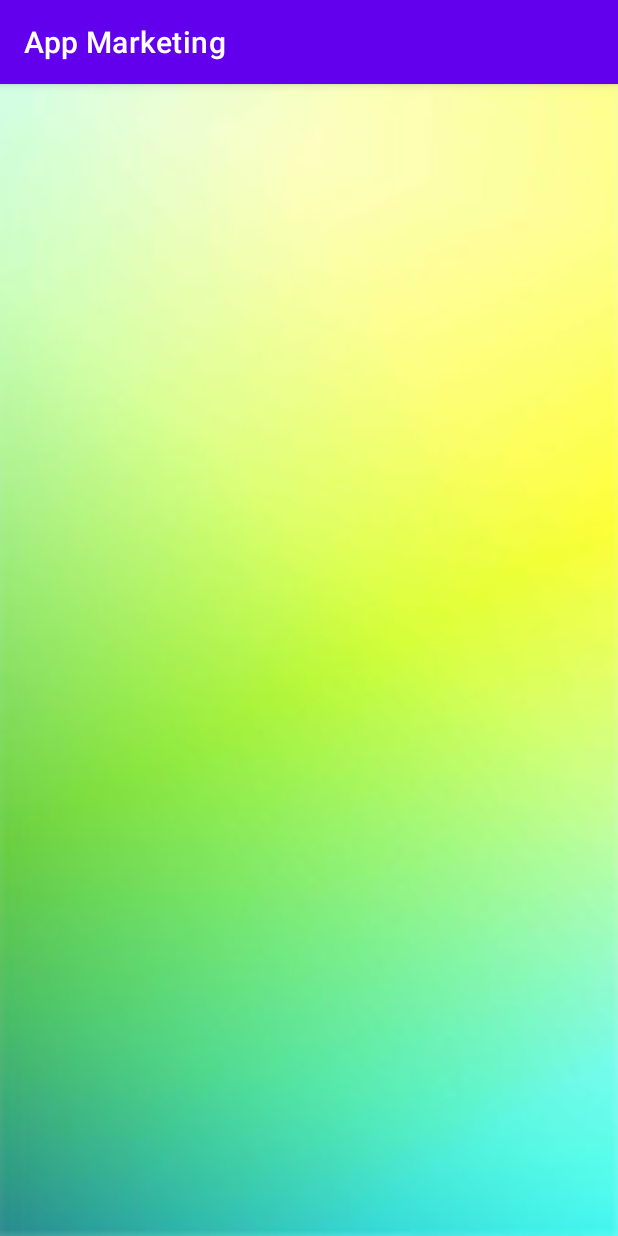
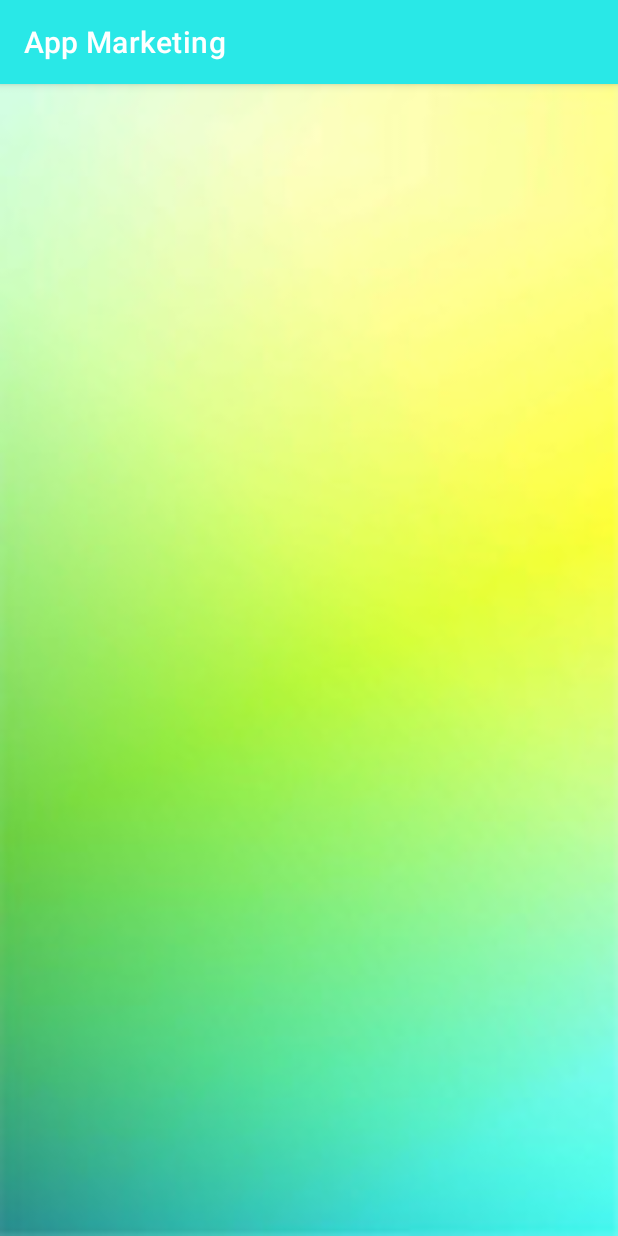
Before and after one commit to bastianNebra/AppMarketing, an Android app: the MainActivity screen opened directly, with no data from a screen before it, on a phone screen of 412 x 824 dp. Run offline under Robolectric (Android 15) with nearby library versions, the phone set to English and light mode, and no system bars.

Commit message:
probe commit

```diff
--- a/app/build.gradle
+++ b/app/build.gradle
@@ -36,6 +36,9 @@ dependencies {
     implementation 'androidx.constraintlayout:constraintlayout:2.1.4'
     implementation 'com.google.firebase:firebase-database:20.1.0'
     implementation 'androidx.cardview:cardview:1.0.0'
+    implementation 'com.google.android.gms:play-services-maps:18.0.2'
+    implementation 'com.google.firebase:firebase-auth:21.1.0'
+    implementation 'com.android.car.ui:car-ui-lib:2.0.0'
     testImplementation 'junit:junit:4.13.2'
     androidTestImplementation 'androidx.test.ext:junit:1.1.3'
     androidTestImplementation 'androidx.test.espresso:espresso-core:3.4.0'
--- a/app/src/main/java/de/stud/hskl/appmarketing/DriveAdapter.java
+++ /dev/null
@@ -1,80 +0,0 @@
-package de.stud.hskl.appmarketing;
-
-import android.content.Context;
-import android.view.LayoutInflater;
-import android.view.View;
-import android.view.ViewGroup;
-import android.widget.ImageView;
-import android.widget.TextView;
-import android.widget.Toast;
-
-import androidx.annotation.NonNull;
-import androidx.recyclerview.widget.RecyclerView;
-
-public class DriveAdapter extends RecyclerView.Adapter<DriveAdapter.ViewHolder> {
-
-    DriveData[] DriveData;
-    Context context;
-
-    public DriveAdapter(DriveData[] DriveData, MainActivity activity){
-        this.DriveData = DriveData;
-        this.context = activity;
-    }
-
-    @NonNull
-    @Override
-    public ViewHolder onCreateViewHolder(@NonNull ViewGroup parent, int viewType) {
-        LayoutInflater layoutInflater = LayoutInflater.from(parent.getContext());
-        View view = layoutInflater.inflate(R.layout.fahrt_card_item_list, parent, false);
-        ViewHolder viewHolder = new ViewHolder(view);
-
-        return null;
-    }
-
-    @Override
-    public void onBindViewHolder(@NonNull ViewHolder holder, int position) {
-        final DriveData DriveDataList = DriveData[position];
-        /*
-        holder.Kartenzugriff.setImageResource(DriveDataList.getKartenzugriff);
-        holder.Standorttext.setText(DriveDataList.getStandorttext);
-        holder.Zielorttext.setText(DriveDataList.getZielorttext);
-        holder.ZeitAnkunft.setText(DriveDataList.getZeitAnkunft);
-        holder.ZeitAbfahrt.setText(DriveDataList.getZeitAbfahrt);
-        holder.NutzerZugriff.setText(DriveDataList.getNutzerZugriff);
-        */
-        holder.itemView.setOnClickListener(new  View.OnClickListener() {
-
-            @Override
-            public void onClick(View v) {
-                //Toast.makeText(context, DriveDataList.getFahrtID(), Toast.LENGTH_SHORT).show();
-            }
-        });
-
-    }
-
-    @Override
-    public int getItemCount() {
-        return DriveData.length;
-    }
-
-    public class ViewHolder extends RecyclerView.ViewHolder{
-        int FahrtID; //ID aus DB
-        ImageView Kartenzugriff;
-        TextView Zielorttext;
-        TextView Standorttext;
-        TextView ZeitAbfahrt;
-        TextView ZeitAnkunft;
-        TextView NutzerZugriff;
-
-        public ViewHolder(@NonNull View itemView){
-            super(itemView);
-            Kartenzugriff = itemView.findViewById(R.id.Kartenzugriff);
-            Standorttext = itemView.findViewById(R.id.Standorttext);
-            Zielorttext = itemView.findViewById(R.id.Zielorttext);
-            ZeitAbfahrt = itemView.findViewById(R.id.ZeitAbfahrt);
-            ZeitAnkunft = itemView.findViewById(R.id.ZeitAnkunft);
-            NutzerZugriff = itemView.findViewById(R.id.NutzerZugriff);
-        }
-    }
-
-}
--- a/app/src/main/java/de/stud/hskl/appmarketing/MainActivity.java
+++ b/app/src/main/java/de/stud/hskl/appmarketing/MainActivity.java
@@ -13,17 +13,5 @@ public class MainActivity extends AppCompatActivity {
         super.onCreate(savedInstanceState);
         setContentView(R.layout.activity_main);
 
-        RecyclerView recyclerView = findViewById(R.id.recyclerView);
-        recyclerView.setHasFixedSize(true);
-        recyclerView.setLayoutManager(new LinearLayoutManager(this));
-
-        DriveData[] DriveData = new DriveData[]{
-                //einfügen der Daten über DB
-                //new DriveData(//alle einzelnen Daten inkl. Kartenzugriff)
-        };
-
-        DriveAdapter DriveAdapter = new DriveAdapter(DriveData, MainActivity.this);
-        recyclerView.setAdapter(DriveAdapter);
-
     }
 }
--- a/app/src/main/res/layout/activity_main.xml
+++ b/app/src/main/res/layout/activity_main.xml
@@ -1,6 +1,5 @@
 <?xml version="1.0" encoding="utf-8"?>
-<LinearLayout xmlns:android="http://schemas.android.com/apk/res/android"
-    xmlns:app="http://schemas.android.com/apk/res-auto"
+<RelativeLayout xmlns:android="http://schemas.android.com/apk/res/android"
     xmlns:tools="http://schemas.android.com/tools"
     android:layout_width="match_parent"
     android:layout_height="match_parent"
@@ -8,12 +7,27 @@
     android:background="@drawable/background_green"
     tools:context=".MainActivity">
 
+
+       <!-- <SearchView
+            android:id="@+id/search_bar"
+            android:layout_width="match_parent"
+            android:layout_height="wrap_content"
+            android:layout_marginStart="12dp"
+            android:layout_marginTop="16dp"
+            android:layout_marginEnd="12dp"
+            app:iconifiedByDefault="false"
+            app:searchHintIcon="@null"
+            app:queryHint="Suchen..."
+            android:focusable="false"
+            app:closeIcon="@drawable/ic_x_clear_black"
+            app:searchIcon="@drawable/ic_search_black"
+            android:background="@drawable/search_bg"/> -->
+
         <androidx.recyclerview.widget.RecyclerView
+            android:layout_width="match_parent"
+            android:layout_height="match_parent"
             android:id="@+id/recyclerView"
-            android:layout_margin="2dp"
-            android:layout_width="match_parent"
-            android:layout_height="wrap_content">
-
-        </androidx.recyclerview.widget.RecyclerView>
-
-</LinearLayout>
+            android:layout_marginTop="8dp"
+            android:scrollbars="vertical"/>
+            <!--android:layout_below="@id/search_bar"-->
+</RelativeLayout>
--- a/app/src/main/res/values/colors.xml
+++ b/app/src/main/res/values/colors.xml
@@ -2,10 +2,13 @@
 <resources>
     <color name="purple_200">#FFBB86FC</color>
     <color name="purple_500">#FF6200EE</color>
-    <color name="purple_700">#FF3700B3</color>
+    <color name="purple_700">#AEA3C6</color>
     <color name="teal_200">#FF03DAC5</color>
     <color name="teal_700">#FF018786</color>
     <color name="black">#FF000000</color>
     <color name="white">#FFFFFFFF</color>
     <color name="red">#ff0000</color>
+    <color name= "grey">#8E8C8C</color>
+    <color name="lavender">#8692f7</color>
+    <color name="light_teal">#29E8E7</color>
 </resources>
--- a/app/src/main/res/values/themes.xml
+++ b/app/src/main/res/values/themes.xml
@@ -2,8 +2,8 @@
     <!-- Base application theme. -->
     <style name="Theme.AppMarketing" parent="Theme.MaterialComponents.DayNight.DarkActionBar">
         <!-- Primary brand color. -->
-        <item name="colorPrimary">@color/purple_500</item>
-        <item name="colorPrimaryVariant">@color/purple_700</item>
+        <item name="colorPrimary">@color/light_teal</item>
+        <item name="colorPrimaryVariant">@color/light_teal</item>
         <item name="colorOnPrimary">@color/white</item>
         <!-- Secondary brand color. -->
         <item name="colorSecondary">@color/teal_200</item>
```
Also changed, not shown: app/src/main/AndroidManifest.xml (+23 -2 lines), app/src/main/java/de/stud/hskl/appmarketing/DriveData.java (deleted, +0 -15 lines), app/src/main/java/de/stud/hskl/appmarketing/LoginActivity.java (+7 -7 lines).
